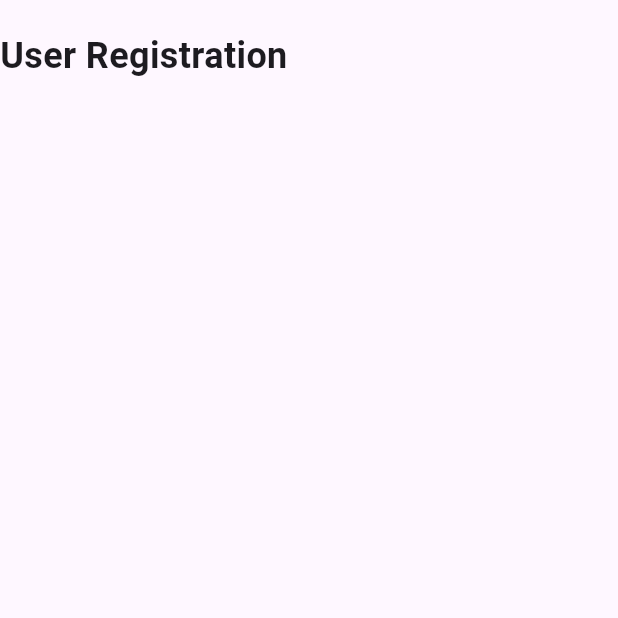
After one commit to inputBrain/ios_app_kabanchik_client, a Flutter app: the SelectClientTypeScreen screen opened directly, on a phone screen of 412 x 824 dp, the top half of it. The commit adds this screen. Run offline on Flutter 3.47's test engine with Material 3 defaults, Android fonts, the phone set to English and light mode, and no system bars.

```diff
--- a/lib/imports.dart
+++ b/lib/imports.dart
@@ -6,3 +6,4 @@ export 'package:flutter/material.dart';
 export 'package:kabanchik_app/screens/login_screen.dart';
 export 'package:kabanchik_app/screens/registration_screen.dart';
 export 'package:kabanchik_app/screens/choose_language_screen.dart';
+export 'package:kabanchik_app/screens/select_client_type_screen.dart';
--- a/lib/screens/choose_language_screen.dart
+++ b/lib/screens/choose_language_screen.dart
@@ -99,7 +99,6 @@ class _ChooseLanguageScreenState extends State<ChooseLanguageScreen> {
   Widget _buildMoreButton() {
     return ElevatedButton(
       onPressed: () {
-        // Show all flags in a new screen or dialog
         _showAllFlags();
       },
       child: Text('...'),
--- /dev/null
+++ b/lib/screens/select_client_type_screen.dart
@@ -0,0 +1,23 @@
+import '../imports.dart';
+
+class SelectClientTypeScreen extends StatelessWidget {
+  const SelectClientTypeScreen({super.key});
+
+  @override
+  Widget build(BuildContext context) {
+    return Scaffold(
+      body: Container(
+        child: const SafeArea(
+          child: Column(
+            children: [
+                Padding(padding: EdgeInsets.only( top: 20),
+                child: Text('User Registration',
+                  style: TextStyle(fontSize: 24, fontWeight: FontWeight.bold),
+                ))
+            ],
+          ),
+        ),
+      ),
+    );
+  }
+}
```
